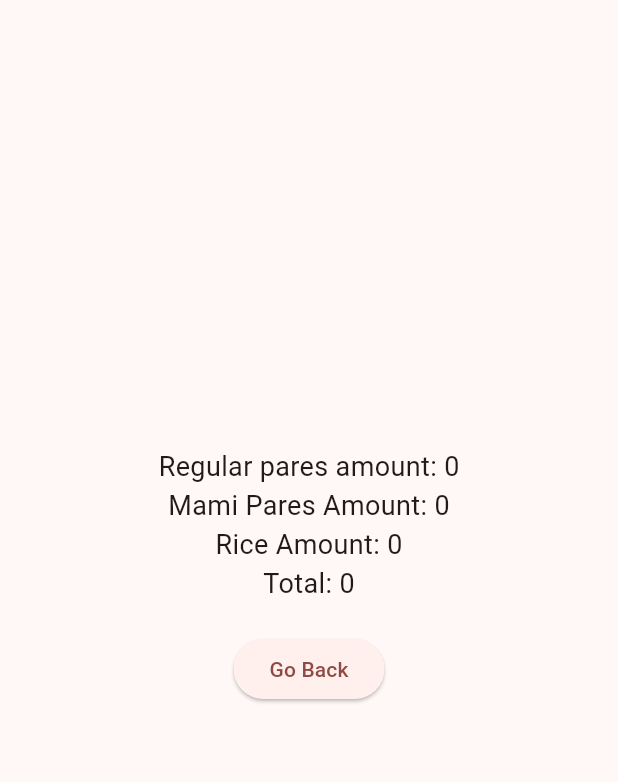
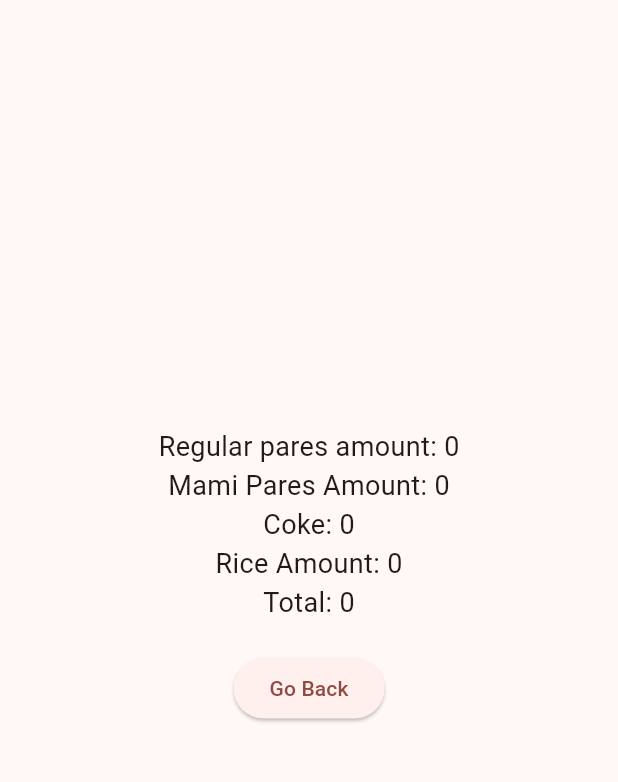
Before and after one commit to TCAppend/WowPares-Calculator, a Flutter app: the screen it shows after launch, after a tap on "View Results", on a phone screen of 412 x 824 dp, the part 84-866 px from its top. Run offline on Flutter 3.47's test engine with Material 3 defaults, Android fonts, the phone set to English and light mode, and no system bars; network calls fail.

Commit message:
Update
-Added categories

Soon to add:
  -Add tab bar for categories
  -Simplify the inheritance and stuff
   -Add user money iinput

```diff
--- a/wowparescalculatorapp/lib/main.dart
+++ b/wowparescalculatorapp/lib/main.dart
@@ -55,18 +55,24 @@
 class _CardListViewState extends State<CardListView> {
   // List<int> counters = List.generate(3, (index) => 0); old
   //List<String> Food_Names = ['Regular Pares','Mami Pares','Rice',];
+
+  //Dishes:
   int ParesValue = 50;
   int ParesRegular_Amount = 0;
 
   int ParesMamiValue = 50;
   int ParesMami_Amount = 0;
 
+  //Drinks:
+  int CokeValue = 20;
+  int CokeAmount = 0;
+
+  //Extra:
   int RiceValue = 15;
   int Rice = 0;
 
-   TextEditingController User_Money = TextEditingController();
-
-
+  //User Money
+  TextEditingController User_Money = TextEditingController();
 
  @override
   Widget build(BuildContext context) {
@@ -76,6 +82,7 @@
           child: ListView(
             padding: EdgeInsets.all(8),
             children: [
+              Text("Dishes: ", style: TextStyle(fontSize: 24, fontWeight: FontWeight.bold)),
               CardGridWidget(
                 name: 'Pares Regular',
                 counter: ParesRegular_Amount,
@@ -94,6 +101,17 @@
                   });
                 },
               ),
+              Text("Drinks: ", style: TextStyle(fontSize: 24, fontWeight: FontWeight.bold)),
+              CardGridWidget(
+                name: 'Coke',
+                counter: CokeAmount,
+                onCounterChanged: (newCount) {
+                  setState(() {
+                    CokeAmount = newCount;
+                  });
+                },
+              ),
+              Text("Extra: ", style: TextStyle(fontSize: 24, fontWeight: FontWeight.bold)),
               CardGridWidget(
                 name: 'Rice',
                 counter: Rice,
@@ -113,12 +131,18 @@
       context,
       MaterialPageRoute(
         builder: (context) => ResultsPage(
+          //Dishes
           ParesValue: ParesValue,
           ParesRegular_Amount: ParesRegular_Amount,
 
           ParesMamiValue: ParesMamiValue,
           ParesMami_Amount: ParesMami_Amount,
 
+          //Drinks
+          CokeValue: CokeValue,
+          CokeAmount: CokeAmount,
+
+          //Extra
           RiceValue: RiceValue,
           Rice: Rice,
         ),
@@ -152,7 +176,7 @@
         child: Column(
           mainAxisSize: MainAxisSize.min,
           children: [
-            Text(name, style: TextStyle(fontSize: 18, fontWeight: FontWeight.bold)),
+            Text(name, style: TextStyle(fontSize: 18, fontWeight: FontWeight.bold, )),
             SizedBox(height: 10),
             Image.network('https://via.placeholder.com/100', width: 100, height: 100),
             SizedBox(height: 10),
--- a/wowparescalculatorapp/lib/results_page.dart
+++ b/wowparescalculatorapp/lib/results_page.dart
@@ -1,23 +1,35 @@
 import 'package:flutter/material.dart';
 
 class ResultsPage extends StatelessWidget {
+  //Dishes
   final int ParesValue;
   final int ParesRegular_Amount;
 
   final int ParesMamiValue;
   final int ParesMami_Amount;
 
+  //Drinks
+  final int CokeValue;
+  final int CokeAmount;
+
+  //Extra
   final int RiceValue;
   final int Rice;
 
 
   ResultsPage({
+    //Dishes
     required this.ParesValue,
     required this.ParesRegular_Amount,
 
     required this.ParesMamiValue,
     required this.ParesMami_Amount,
 
+    //Drinks
+    required this.CokeValue,
+    required this.CokeAmount,
+
+    //Extra
     required this.RiceValue,
     required this.Rice,
   });
@@ -39,6 +51,7 @@ class ResultsPage extends StatelessWidget {
           children: [
             Text("Regular pares amount: ${ParesValue * ParesRegular_Amount}", style: TextStyle(fontSize: 18)),
             Text("Mami Pares Amount: ${ParesMamiValue * ParesMami_Amount}", style: TextStyle(fontSize: 18)),
+            Text("Coke: ${CokeValue * CokeAmount}", style: TextStyle(fontSize: 18)),
             Text("Rice Amount: ${RiceValue * Rice}", style: TextStyle(fontSize: 18)),
             Text("Total: ${(RiceValue * Rice) + (ParesMamiValue * ParesMami_Amount) + (ParesValue * ParesRegular_Amount)}"  , style: TextStyle(fontSize: 18)),
             SizedBox(height: 20),
```
